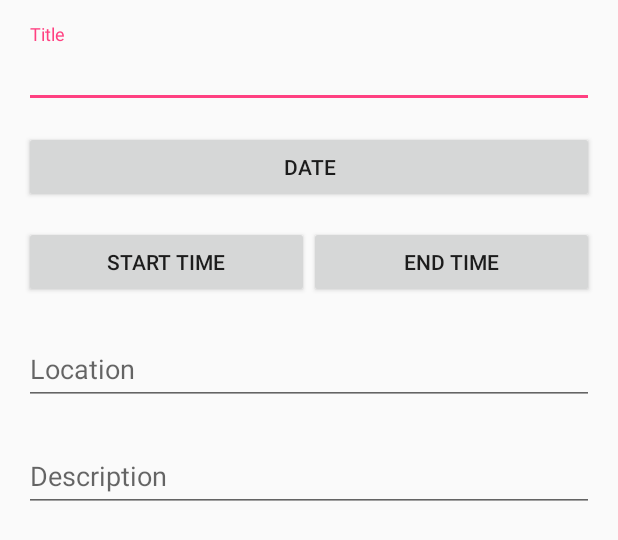
After one commit to ameerak01/CalendarProject_Team4, an Android app: the layout add_event_new.xml on its own in the app's theme, with its tools: preview values and no code run, on a phone screen of 412 x 824 dp. The commit adds this screen. Shown: the top 540 px of the screen. Run offline under Robolectric (Android 15) with nearby library versions, the phone set to English and light mode, and no system bars.

Commit message:
Added a new AddEvent class, based on the edit event class.

```diff
--- a/app/src/main/AndroidManifest.xml
+++ b/app/src/main/AndroidManifest.xml
@@ -29,6 +29,7 @@
         <activity android:name=".AddEvent" />
         <activity android:name=".ShareEvent" />
         <activity android:name=".EditEvent" />
+        <activity android:name=".AddEvent_New" />
     </application>
 
 </manifest>
--- /dev/null
+++ b/app/src/main/res/layout/add_event_new.xml
@@ -0,0 +1,86 @@
+<?xml version="1.0" encoding="utf-8"?>
+<ScrollView
+    xmlns:android="http://schemas.android.com/apk/res/android"
+    android:layout_width="match_parent"
+    android:layout_height="match_parent">
+
+    <LinearLayout
+        android:layout_width="match_parent"
+        android:layout_height="match_parent"
+        android:orientation="vertical"
+        android:paddingBottom="@dimen/activity_vertical_margin"
+        android:paddingLeft="@dimen/activity_horizontal_margin"
+        android:paddingRight="@dimen/activity_horizontal_margin"
+        android:paddingTop="@dimen/activity_vertical_margin">
+
+        <android.support.design.widget.TextInputLayout
+            android:layout_width="match_parent"
+            android:layout_height="wrap_content">
+
+            <EditText
+                android:id="@+id/event_title"
+                android:layout_width="match_parent"
+                android:layout_height="wrap_content"
+                android:hint="Title" />
+        </android.support.design.widget.TextInputLayout>
+
+        <Button
+            android:id="@+id/event_date"
+            android:layout_width="match_parent"
+            android:layout_height="wrap_content"
+            android:layout_marginTop="15dp"
+            android:text="Date" />
+
+        <RelativeLayout
+            android:layout_width="match_parent"
+            android:layout_height="wrap_content"
+            android:layout_marginTop="15dp">
+
+            <LinearLayout
+                android:layout_width="match_parent"
+                android:layout_height="wrap_content"
+                android:orientation="horizontal">
+
+                <Button
+                    android:id="@+id/event_start_time"
+                    android:layout_width="0dp"
+                    android:layout_height="wrap_content"
+                    android:layout_weight="1"
+                    android:text="Start Time" />
+
+                <Button
+                    android:id="@+id/event_end_time"
+                    android:layout_width="0dp"
+                    android:layout_height="wrap_content"
+                    android:layout_weight="1"
+                    android:text="End Time" />
+            </LinearLayout>
+
+        </RelativeLayout>
+
+        <android.support.design.widget.TextInputLayout
+            android:layout_width="match_parent"
+            android:layout_height="wrap_content"
+            android:layout_marginTop="15dp">
+
+            <EditText
+                android:id="@+id/event_location"
+                android:layout_width="match_parent"
+                android:layout_height="wrap_content"
+                android:hint="Location" />
+        </android.support.design.widget.TextInputLayout>
+
+        <android.support.design.widget.TextInputLayout
+            android:layout_width="match_parent"
+            android:layout_height="wrap_content"
+            android:layout_marginTop="15dp">
+
+            <EditText
+                android:id="@+id/event_description"
+                android:layout_width="match_parent"
+                android:layout_height="wrap_content"
+                android:hint="Description" />
+        </android.support.design.widget.TextInputLayout>
+
+    </LinearLayout>
+</ScrollView>
```
Also changed, not shown: app/src/main/java/com/example/ameerak/calendarproject_team4/AddEvent_New.java (added, +257 -0 lines), app/src/main/java/com/example/ameerak/calendarproject_team4/CalendarMain2.java (+28 -16 lines), app/src/main/java/com/example/ameerak/calendarproject_team4/TextAdapter.java (+10 -6 lines).
